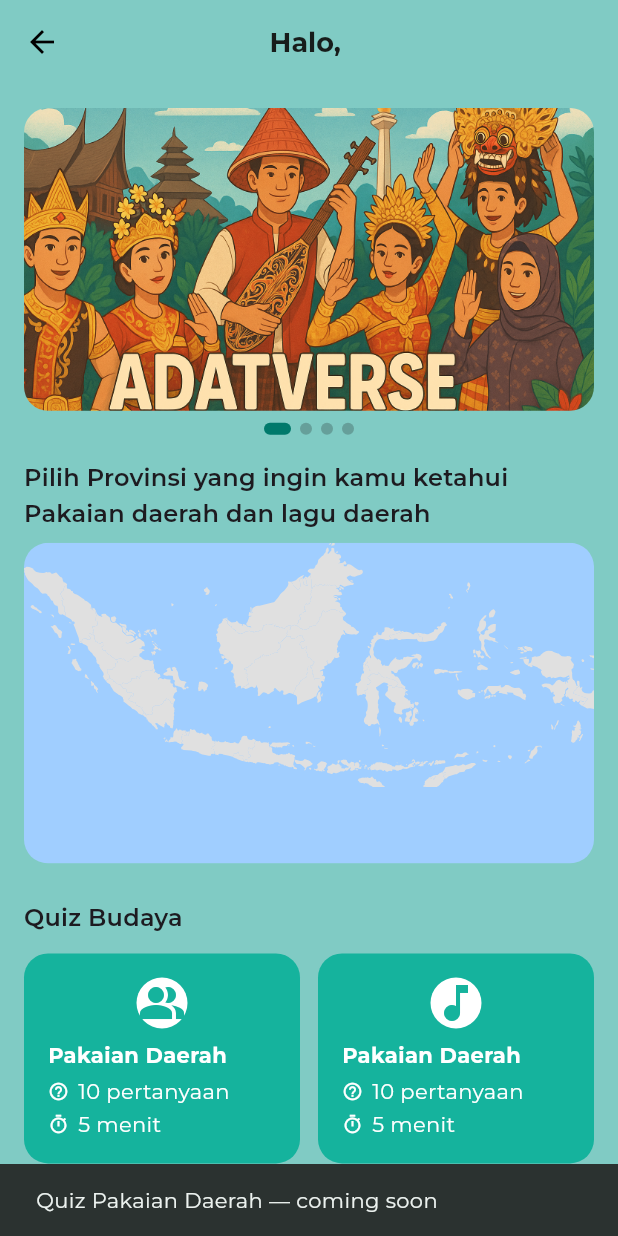
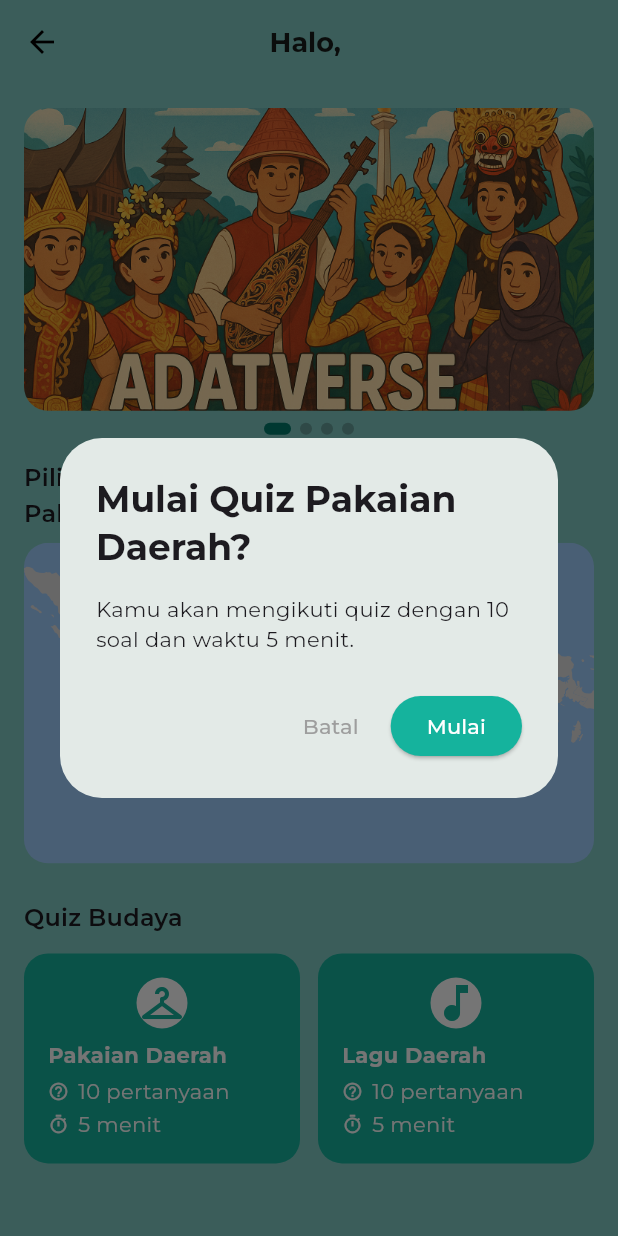
Before and after one commit to Mangzy/budaya_indonesia, a Flutter app: the HomePage screen opened by its route, after a tap on "Pakaian Daerah", on a phone screen of 412 x 824 dp. Run offline on Flutter 3.47's test engine with Material 3 defaults, Android fonts, the phone set to English and light mode, and no system bars; our stand-ins replace firebase_auth, firebase_core, flutter_svg, google_fonts, google_sign_in, image_picker and 4 more; missing offline and left inert: arkit_plugin, model_viewer_plus; accounts and stored records are empty.

Commit message:
membuat navigasi dari homepage ke quizpage

```diff
--- a/lib/features/home/pages/home_page.dart
+++ b/lib/features/home/pages/home_page.dart
@@ -10,6 +10,9 @@ import 'package:budaya_indonesia/features/home/providers/pakaian_provider.dart';
 import 'package:budaya_indonesia/features/home/widgets/indonesia_map.dart';
 import 'package:budaya_indonesia/features/home/utils/province_svg_helper.dart';
 import 'package:budaya_indonesia/features/home/widgets/banner_slider.dart';
+import 'package:budaya_indonesia/features/quiz/providers/quiz_provider.dart';
+import 'package:budaya_indonesia/features/quiz/models/quiz_model.dart';
+import 'package:budaya_indonesia/features/quiz/pages/quiz_page.dart';
 
 class HomePage extends StatefulWidget {
   const HomePage({super.key});
@@ -159,15 +162,15 @@ class _HomePageState extends State<HomePage> {
               Expanded(
                 child: _QuizCard(
                   color: const Color(0xFF15B39D),
-                  icon: Icons.people_alt,
+                  icon: Icons.checkroom,
                   title: 'Pakaian Daerah',
                   questions: 10,
                   minutes: 5,
                   onTap: () {
-                    ScaffoldMessenger.of(context).showSnackBar(
-                      const SnackBar(
-                        content: Text('Quiz Pakaian Daerah — coming soon'),
-                      ),
+                    _showQuizConfirmationDialog(
+                      context,
+                      'Quiz Pakaian Daerah',
+                      QuizCategory.pakaian,
                     );
                   },
                 ),
@@ -177,19 +180,74 @@ class _HomePageState extends State<HomePage> {
                 child: _QuizCard(
                   color: const Color(0xFF15B39D),
                   icon: Icons.music_note,
-                  title: 'Pakaian Daerah',
+                  title: 'Lagu Daerah',
                   questions: 10,
                   minutes: 5,
                   onTap: () {
-                    ScaffoldMessenger.of(context).showSnackBar(
-                      const SnackBar(
-                        content: Text('Quiz Lagu Daerah — coming soon'),
-                      ),
+                    _showQuizConfirmationDialog(
+                      context,
+                      'Quiz Lagu Daerah',
+                      QuizCategory.lagu,
                     );
                   },
                 ),
               ),
             ],
+          ),
+        ],
+      ),
+    );
+  }
+
+  void _showQuizConfirmationDialog(
+    BuildContext context,
+    String quizTitle,
+    QuizCategory category,
+  ) {
+    showDialog(
+      context: context,
+      builder: (ctx) => AlertDialog(
+        title: Text(
+          'Mulai $quizTitle?',
+          style: GoogleFonts.montserrat(fontWeight: FontWeight.bold),
+        ),
+        content: Text(
+          'Kamu akan mengikuti quiz dengan 10 soal dan waktu 5 menit.',
+          style: GoogleFonts.montserrat(),
+        ),
+        actions: [
+          TextButton(
+            onPressed: () => Navigator.of(ctx).pop(),
+            child: Text(
+              'Batal',
+              style: GoogleFonts.montserrat(color: Colors.grey),
+            ),
+          ),
+          ElevatedButton(
+            onPressed: () async {
+              Navigator.of(ctx).pop();
+              final quizProv = context.read<QuizProvider>();
+              try {
+                await quizProv.loadQuestions(category);
+                if (context.mounted) {
+                  Navigator.push(
+                    context,
+                    MaterialPageRoute(builder: (_) => const QuizPage()),
+                  );
+                }
+              } catch (e) {
+                if (context.mounted) {
+                  ScaffoldMessenger.of(context).showSnackBar(
+                    SnackBar(content: Text('Gagal memulai quiz: $e')),
+                  );
+                }
+              }
+            },
+            style: ElevatedButton.styleFrom(
+              backgroundColor: const Color(0xFF15B39D),
+              foregroundColor: Colors.white,
+            ),
+            child: Text('Mulai', style: GoogleFonts.montserrat()),
           ),
         ],
       ),
--- a/pubspec.yaml
+++ b/pubspec.yaml
@@ -1,6 +1,6 @@
 name: budaya_indonesia
 description: "A new Flutter project."
-publish_to: 'none'
+publish_to: "none"
 version: 0.1.0
 
 environment:
```
Also changed, not shown: pubspec.lock.
